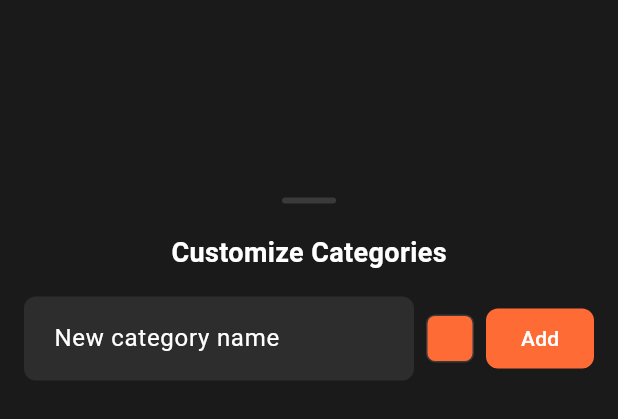
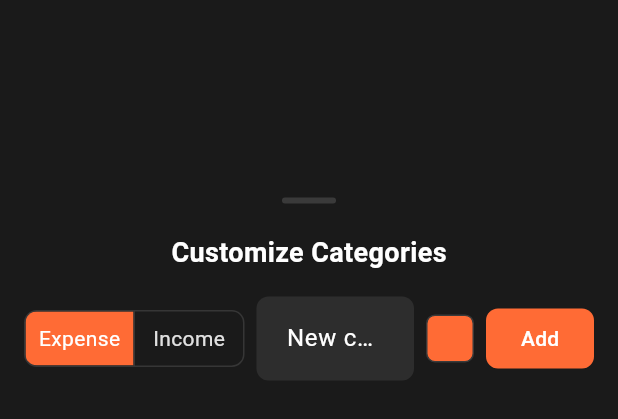
Before and after one commit to rishithamenush/moneymaker, a Flutter app: the _CategoryManagerSheet widget shown alone on an empty page, opened directly, on a phone screen of 412 x 824 dp. Shown: the top 419 px of the screen. Run offline on Flutter 3.47's test engine with Material 3 defaults, Android fonts, the phone set to English and light mode, and no system bars; our stand-ins replace equatable, firebase_auth, firebase_core, fl_chart, flutter_local_notifications, flutter_secure_storage and 4 more; accounts and stored records are empty.

Commit message:
Inital commit

```diff
--- a/lib/presentation/pages/add/add_transaction_page.dart
+++ b/lib/presentation/pages/add/add_transaction_page.dart
@@ -478,14 +478,14 @@ class _AddTransactionPageState extends State<AddTransactionPage> {
 
   List<Category> _getFilteredCategories(List<Category> allCategories) {
     if (_selectedType == TransactionType.income) {
-      // For income, only show salary and others categories
+      // Treat categories with id prefix 'income_' or specific defaults as income
       return allCategories.where((category) =>
-        category.id == 'salary' || category.id == 'income_others'
+        category.id == 'salary' || category.id.startsWith('income_')
       ).toList();
     } else {
-      // For expenses, show all categories except income-specific ones
+      // Everything else is expense (exclude income prefixed ones)
       return allCategories.where((category) =>
-        category.id != 'salary' && category.id != 'income_others'
+        category.id != 'salary' && !category.id.startsWith('income_')
       ).toList();
     }
   }
--- a/lib/presentation/pages/settings/settings_page.dart
+++ b/lib/presentation/pages/settings/settings_page.dart
@@ -177,6 +177,11 @@ class _SettingsPageState extends State<SettingsPage> {
       ),
       bottomNavigationBar: const CustomBottomNavBar(currentIndex: 2),
     );
+  }
+
+  bool _isIncomeCategory(Category category) {
+    // Heuristic: ids we seeded for income start with 'salary' or 'income_' prefix
+    return category.id == 'salary' || category.id.startsWith('income_');
   }
 
   Widget _buildSectionHeader(String title) {
@@ -571,6 +576,7 @@ class _CategoryManagerSheet extends StatefulWidget {
 class _CategoryManagerSheetState extends State<_CategoryManagerSheet> {
   final TextEditingController _nameController = TextEditingController();
   Color _selectedColor = const Color(0xFFFF6B35);
+  bool _isIncome = false;
 
   @override
   void dispose() {
@@ -620,20 +626,18 @@ class _CategoryManagerSheetState extends State<_CategoryManagerSheet> {
                           return _buildAddRow(context);
                         }
                         final category = categories[index - 1];
-                        final isDefault = category.isDefault;
+                        final isIncome = _isIncomeCategory(category);
                         return ListTile(
                           leading: CircleAvatar(
                             backgroundColor: Color(category.colorValue),
                             child: const Icon(Icons.label, color: Colors.white, size: 18),
                           ),
                           title: Text(category.name, style: const TextStyle(color: AppColors.textPrimary)),
-                          subtitle: Text(isDefault ? 'Default' : 'Custom', style: const TextStyle(color: AppColors.textSecondary, fontSize: 12)),
-                          trailing: isDefault
-                              ? null
-                              : IconButton(
-                                  icon: const Icon(Icons.delete_outline, color: AppColors.error),
-                                  onPressed: () => context.read<CategoryProvider>().deleteCategory(category.id),
-                                ),
+                          subtitle: Text(isIncome ? 'Income' : 'Expense', style: const TextStyle(color: AppColors.textSecondary, fontSize: 12)),
+                          trailing: IconButton(
+                            icon: const Icon(Icons.delete_outline, color: AppColors.error),
+                            onPressed: () => context.read<CategoryProvider>().deleteCategory(category.id),
+                          ),
                         );
                       },
                     );
@@ -647,11 +651,33 @@ class _CategoryManagerSheetState extends State<_CategoryManagerSheet> {
     );
   }
 
+  // Determine if a category is an income category
+  bool _isIncomeCategory(Category category) {
+    return category.id == 'salary' || category.id.startsWith('income_');
+  }
+
   Widget _buildAddRow(BuildContext context) {
     return Padding(
       padding: const EdgeInsets.symmetric(horizontal: 16.0, vertical: 8),
       child: Row(
         children: [
+          ToggleButtons(
+            isSelected: [_isIncome == false, _isIncome == true],
+            borderRadius: BorderRadius.circular(8),
+            constraints: const BoxConstraints(minHeight: 36, minWidth: 72),
+            selectedColor: Colors.white,
+            fillColor: AppColors.primary,
+            onPressed: (index) {
+              setState(() {
+                _isIncome = index == 1;
+              });
+            },
+            children: const [
+              Padding(padding: EdgeInsets.symmetric(horizontal: 8), child: Text('Expense')),
+              Padding(padding: EdgeInsets.symmetric(horizontal: 8), child: Text('Income')),
+            ],
+          ),
+          const SizedBox(width: 8),
           Expanded(
             child: TextField(
               controller: _nameController,
@@ -692,8 +718,9 @@ class _CategoryManagerSheetState extends State<_CategoryManagerSheet> {
               onPressed: () {
               final name = _nameController.text.trim();
               if (name.isEmpty) return;
+              final prefix = _isIncome ? 'income_' : 'expense_';
               final category = Category(
-                id: DateTime.now().millisecondsSinceEpoch.toString(),
+                id: '${prefix}${DateTime.now().millisecondsSinceEpoch}',
                 name: name,
                 iconName: 'label',
                 colorValue: _selectedColor.value,
```
